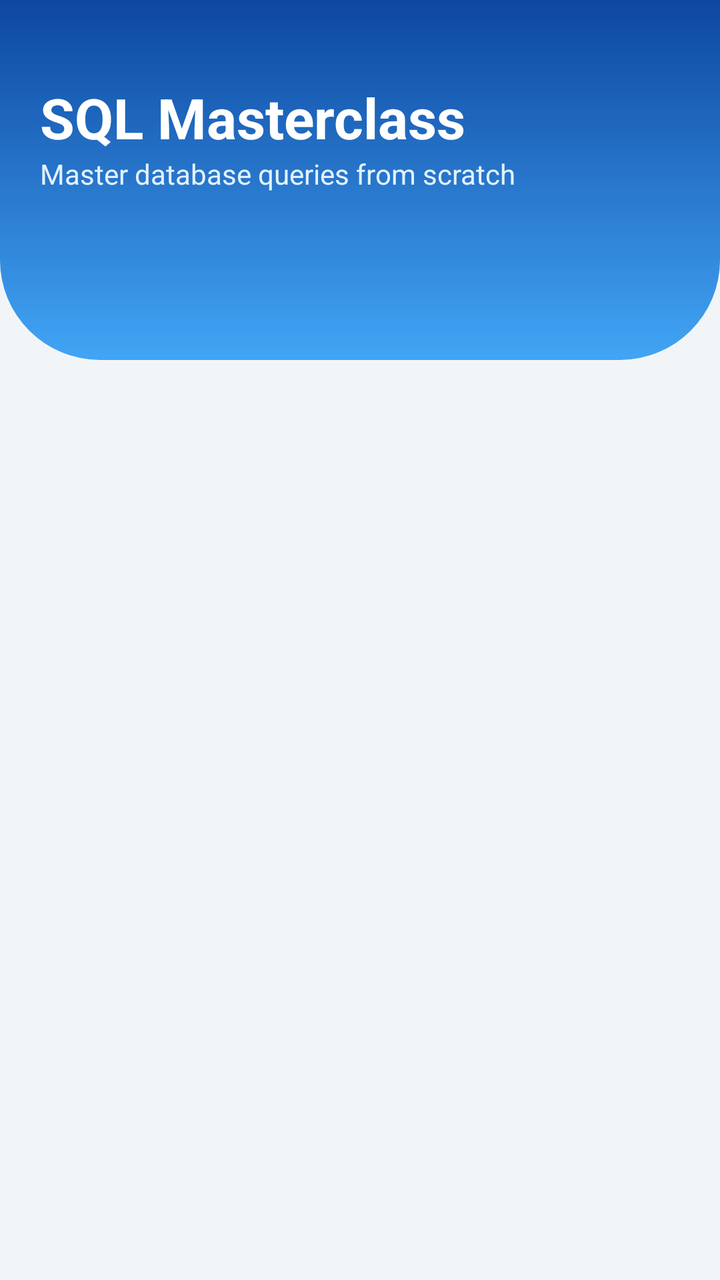
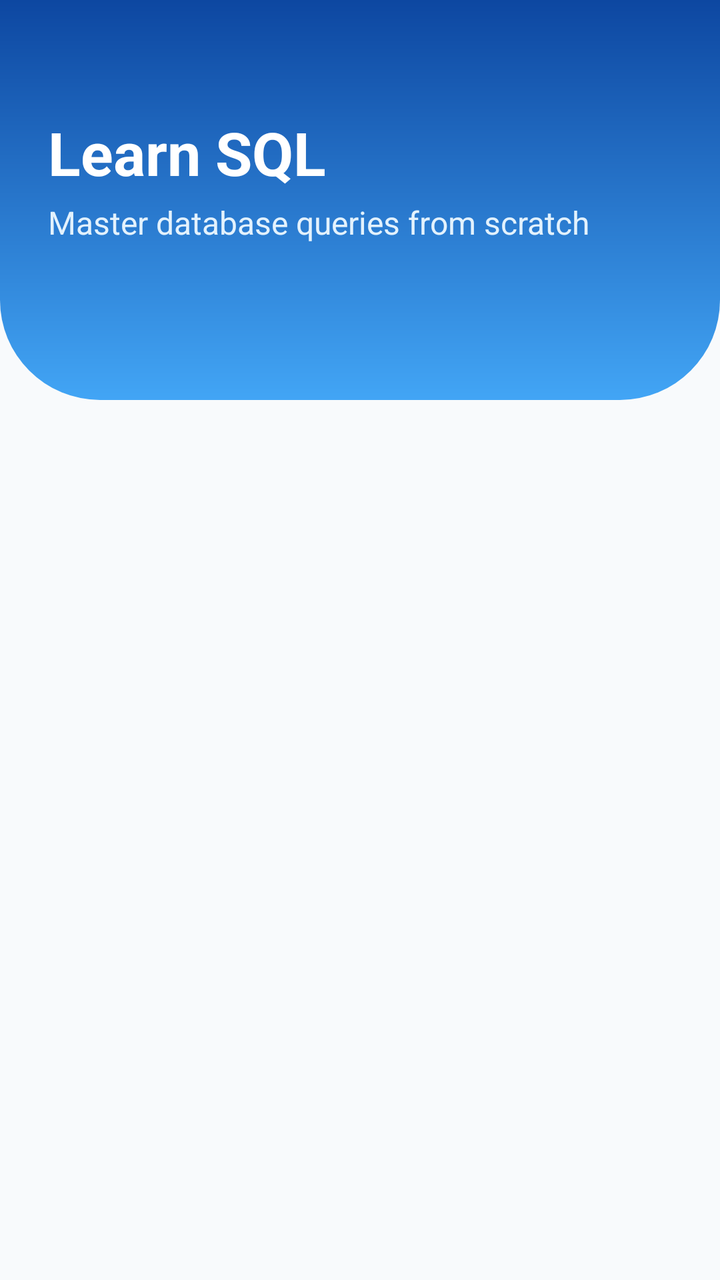

An Android layout rendered at two revisions. The XML below is the earlier revision; the diff shows what the commit changed to produce the second picture.
<!-- AndroidManifest.xml: application theme Theme.AppCompat.Light.NoActionBar -->
<!-- res/layout/activity_learn.xml -->
<?xml version="1.0" encoding="utf-8"?>
<androidx.constraintlayout.widget.ConstraintLayout
    xmlns:android="http://schemas.android.com/apk/res/android"
    xmlns:app="http://schemas.android.com/apk/res-auto"
    android:layout_width="match_parent"
    android:layout_height="match_parent"
    android:background="#F2F5F8"
    android:fitsSystemWindows="true">

    <RelativeLayout
        android:id="@+id/headerView"
        android:layout_width="match_parent"
        android:layout_height="180dp"
        android:background="@drawable/bg_header_gradient"
        android:padding="20dp"
        app:layout_constraintTop_toTopOf="parent">

        <TextView
            android:id="@+id/tvMainTitle"
            android:layout_width="wrap_content"
            android:layout_height="wrap_content"
            android:text="SQL Masterclass"
            android:textColor="#FFFFFF"
            android:textSize="28sp"
            android:textStyle="bold"
            android:layout_marginTop="20dp"/>

        <TextView
            android:layout_width="wrap_content"
            android:layout_height="wrap_content"
            android:layout_below="@id/tvMainTitle"
            android:text="Master database queries from scratch"
            android:textColor="#E3F2FD"
            android:textSize="14sp" />
    </RelativeLayout>

    <androidx.recyclerview.widget.RecyclerView
        android:id="@+id/rvTopics"
        android:layout_width="0dp"
        android:layout_height="0dp"
        android:clipToPadding="false"
        android:paddingBottom="20dp"
        app:layout_constraintTop_toBottomOf="@id/headerView"
        app:layout_constraintBottom_toBottomOf="parent"
        app:layout_constraintStart_toStartOf="parent"
        app:layout_constraintEnd_toEndOf="parent" />

</androidx.constraintlayout.widget.ConstraintLayout>
<!-- resources referenced by this layout -->
<resources>
  <!-- drawable bg_header_gradient (drawable) -->
  <?xml version="1.0" encoding="utf-8"?>
  <shape xmlns:android="http://schemas.android.com/apk/res/android"
      android:shape="rectangle">
  
      <gradient
          android:startColor="#0D47A1"
          android:endColor="#42A5F5"
          android:angle="270"/>
  
      <corners
          android:bottomLeftRadius="50dp"
          android:bottomRightRadius="50dp"/>
  </shape>
</resources>

<!-- the commit's change to res/layout/activity_learn.xml (unified diff, before → after) -->
@@ -4,26 +4,27 @@
     xmlns:app="http://schemas.android.com/apk/res-auto"
     android:layout_width="match_parent"
     android:layout_height="match_parent"
-    android:background="#F2F5F8"
+    android:background="@color/colorBackground"
     android:fitsSystemWindows="true">
 
     <RelativeLayout
         android:id="@+id/headerView"
         android:layout_width="match_parent"
-        android:layout_height="180dp"
+        android:layout_height="wrap_content"
+        android:minHeight="200dp"
         android:background="@drawable/bg_header_gradient"
-        android:padding="20dp"
+        android:padding="24dp"
         app:layout_constraintTop_toTopOf="parent">
 
         <TextView
             android:id="@+id/tvMainTitle"
             android:layout_width="wrap_content"
             android:layout_height="wrap_content"
-            android:text="SQL Masterclass"
+            android:text="Learn SQL"
             android:textColor="#FFFFFF"
-            android:textSize="28sp"
+            android:textSize="30sp"
             android:textStyle="bold"
-            android:layout_marginTop="20dp"/>
+            android:layout_marginTop="32dp"/>
 
         <TextView
             android:layout_width="wrap_content"
@@ -31,18 +32,22 @@
             android:layout_below="@id/tvMainTitle"
             android:text="Master database queries from scratch"
             android:textColor="#E3F2FD"
-            android:textSize="14sp" />
+            android:textSize="16sp"
+            android:layout_marginTop="4dp"/>
     </RelativeLayout>
 
+    
     <androidx.recyclerview.widget.RecyclerView
         android:id="@+id/rvTopics"
-        android:layout_width="0dp"
+        android:layout_width="match_parent"
         android:layout_height="0dp"
         android:clipToPadding="false"
+        android:paddingTop="10dp"
         android:paddingBottom="20dp"
         app:layout_constraintTop_toBottomOf="@id/headerView"
         app:layout_constraintBottom_toBottomOf="parent"
         app:layout_constraintStart_toStartOf="parent"
-        app:layout_constraintEnd_toEndOf="parent" />
+        app:layout_constraintEnd_toEndOf="parent" 
+        android:layout_marginTop="-20dp"/>
 
 </androidx.constraintlayout.widget.ConstraintLayout>
<!-- resource entries referenced after the edit -->
@@ -1,5 +1,6 @@
 <!-- resources referenced by this layout -->
 <resources>
+  <color name="colorBackground">#F8FAFC</color>
   <!-- drawable bg_header_gradient (drawable) -->
   <?xml version="1.0" encoding="utf-8"?>
   <shape xmlns:android="http://schemas.android.com/apk/res/android"
